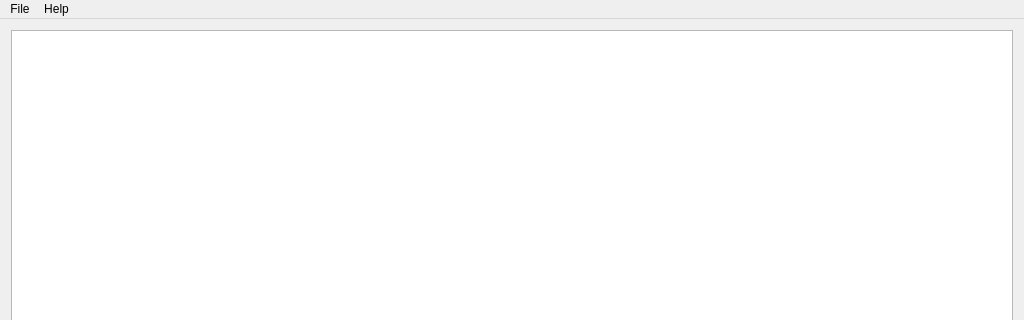
Old version of the form src/mainwindow.ui in the repository LeftySolara/gbt; both pictures show x 0 to 1024 and y 0 to 320 of the 1024 by 768 pixel window.
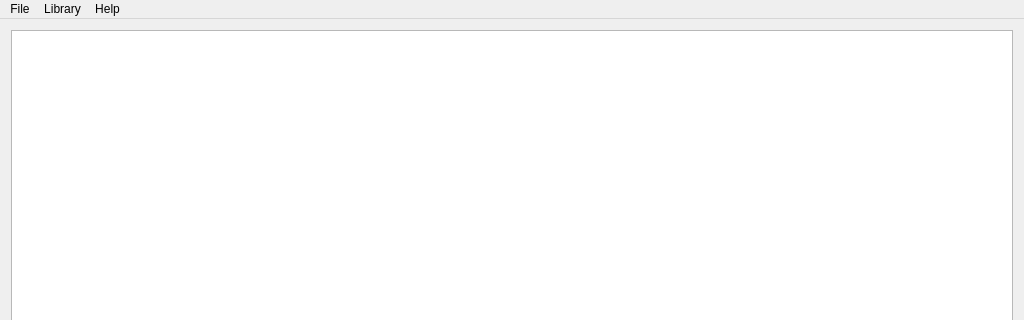
New version of the form.

Commit message: Start working on dialog window for adding games to library

```diff
--- a/src/mainwindow.ui
+++ b/src/mainwindow.ui
@@ -83,7 +83,14 @@
     </property>
     <addaction name="actionAbout_Qt"/>
    </widget>
+   <widget class="QMenu" name="menuLibrary">
+    <property name="title">
+     <string>Library</string>
+    </property>
+    <addaction name="actionAdd_Game"/>
+   </widget>
    <addaction name="menuFile"/>
+   <addaction name="menuLibrary"/>
    <addaction name="menuHelp"/>
   </widget>
   <widget class="QStatusBar" name="statusBar"/>
```
Left out of the diff: 5 changed lines with no effect on the pictures. The commit also changes 7 other files.
